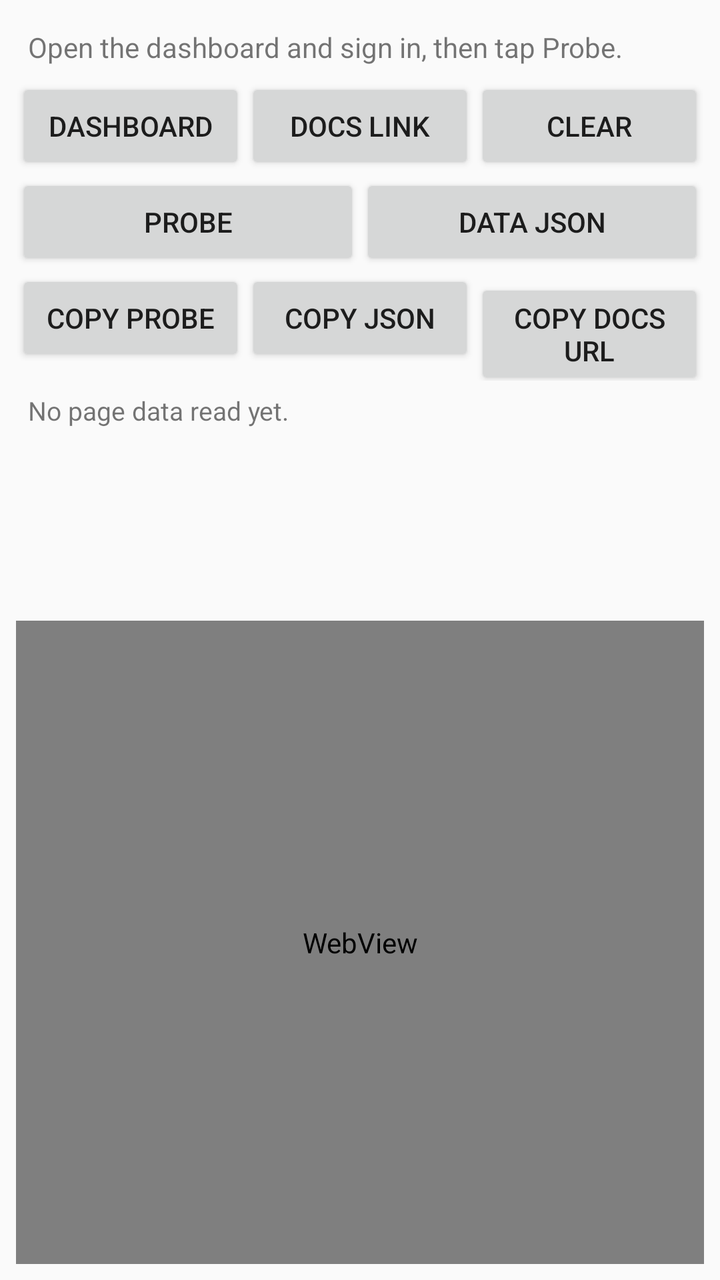
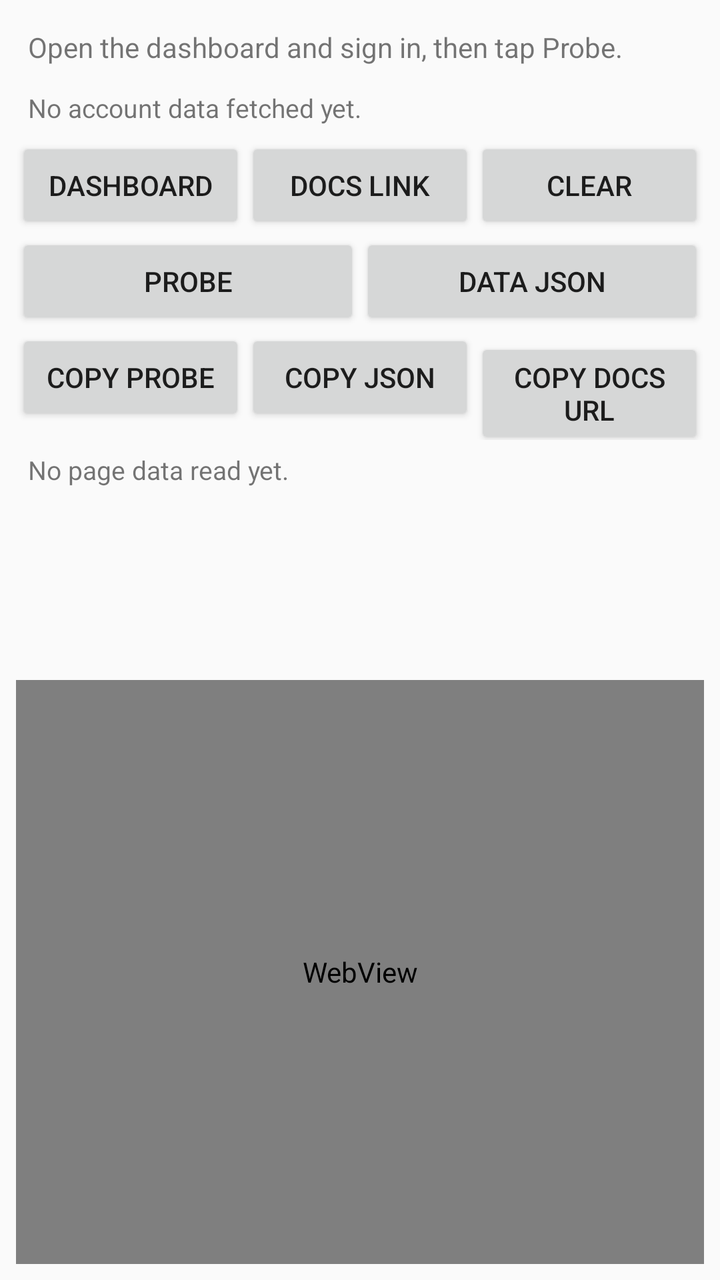

Two renders of the same Android screen: before a commit and after it. Below are the layout's source before the change and the commit's diff.
<!-- AndroidManifest.xml: application theme android:Theme.Material.Light.NoActionBar -->
<!-- res/layout/activity_main.xml -->
<?xml version="1.0" encoding="utf-8"?>
<LinearLayout xmlns:android="http://schemas.android.com/apk/res/android"
    android:layout_width="match_parent"
    android:layout_height="match_parent"
    android:orientation="vertical"
    android:padding="8dp">

    <TextView
        android:id="@+id/status"
        android:layout_width="match_parent"
        android:layout_height="wrap_content"
        android:padding="6dp"
        android:text="Open the dashboard and sign in, then tap Probe."
        android:textSize="14sp" />

    <LinearLayout
        android:layout_width="match_parent"
        android:layout_height="wrap_content"
        android:orientation="horizontal">

        <Button
            android:id="@+id/open_dashboard"
            android:layout_width="0dp"
            android:layout_height="wrap_content"
            android:layout_weight="1"
            android:text="Dashboard" />

        <Button
            android:id="@+id/open_docs"
            android:layout_width="0dp"
            android:layout_height="wrap_content"
            android:layout_weight="1"
            android:text="Docs link" />

        <Button
            android:id="@+id/clear_session"
            android:layout_width="0dp"
            android:layout_height="wrap_content"
            android:layout_weight="1"
            android:text="Clear" />
    </LinearLayout>

    <LinearLayout
        android:layout_width="match_parent"
        android:layout_height="wrap_content"
        android:orientation="horizontal">

        <Button
            android:id="@+id/probe"
            android:layout_width="0dp"
            android:layout_height="wrap_content"
            android:layout_weight="1"
            android:text="Probe" />

        <Button
            android:id="@+id/read_data"
            android:layout_width="0dp"
            android:layout_height="wrap_content"
            android:layout_weight="1"
            android:text="Data JSON" />
    </LinearLayout>

    <LinearLayout
        android:layout_width="match_parent"
        android:layout_height="wrap_content"
        android:orientation="horizontal">

        <Button
            android:id="@+id/copy_probe"
            android:layout_width="0dp"
            android:layout_height="wrap_content"
            android:layout_weight="1"
            android:text="Copy Probe" />

        <Button
            android:id="@+id/copy_data"
            android:layout_width="0dp"
            android:layout_height="wrap_content"
            android:layout_weight="1"
            android:text="Copy JSON" />

        <Button
            android:id="@+id/copy_docs"
            android:layout_width="0dp"
            android:layout_height="wrap_content"
            android:layout_weight="1"
            android:text="Copy Docs URL" />
    </LinearLayout>

    <TextView
        android:id="@+id/result"
        android:layout_width="match_parent"
        android:layout_height="120dp"
        android:padding="6dp"
        android:scrollbars="vertical"
        android:text="No page data read yet."
        android:textIsSelectable="true"
        android:textSize="13sp" />

    <WebView
        android:id="@+id/webview"
        android:layout_width="match_parent"
        android:layout_height="0dp"
        android:layout_weight="1" />
</LinearLayout>
<!-- resources referenced by this layout -->
<resources>

</resources>

<!-- the commit's change to res/layout/activity_main.xml (unified diff, before → after) -->
@@ -12,6 +12,14 @@
         android:padding="6dp"
         android:text="Open the dashboard and sign in, then tap Probe."
         android:textSize="14sp" />
+
+    <TextView
+        android:id="@+id/snapshot_summary"
+        android:layout_width="match_parent"
+        android:layout_height="wrap_content"
+        android:padding="6dp"
+        android:text="No account data fetched yet."
+        android:textSize="13sp" />
 
     <LinearLayout
         android:layout_width="match_parent"
